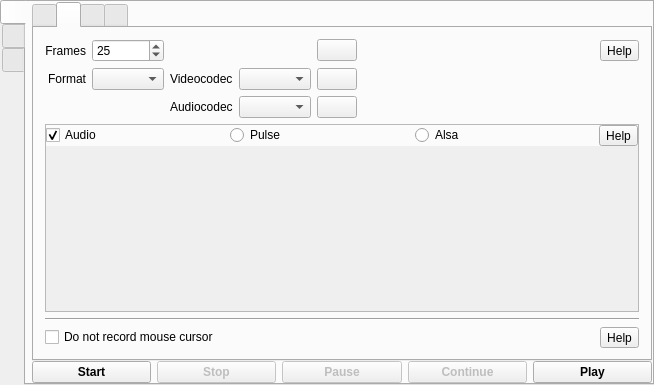
vkohaupt/vokoscreenNG, file mainwindow.ui: the form before one commit.
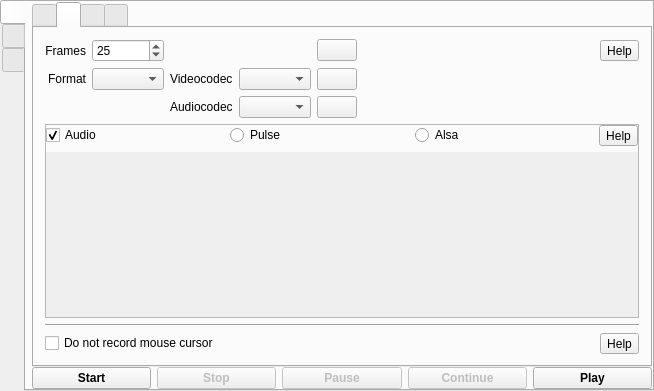
The form after the commit. The open tabs and pages were chosen to show the change. Icons and pictures are not drawn.

What changed in the file:
```diff
--- a/mainwindow.ui
+++ b/mainwindow.ui
@@ -7,7 +7,7 @@
     <x>0</x>
     <y>0</y>
     <width>654</width>
-    <height>385</height>
+    <height>391</height>
    </rect>
   </property>
   <property name="windowTitle">
@@ -375,7 +375,7 @@
               </property>
               <layout class="QVBoxLayout" name="verticalLayout_11">
                <property name="spacing">
-                <number>0</number>
+                <number>6</number>
                </property>
                <property name="leftMargin">
                 <number>0</number>
```
Left out of the diff: 36 changed lines with no effect on the pictures.
